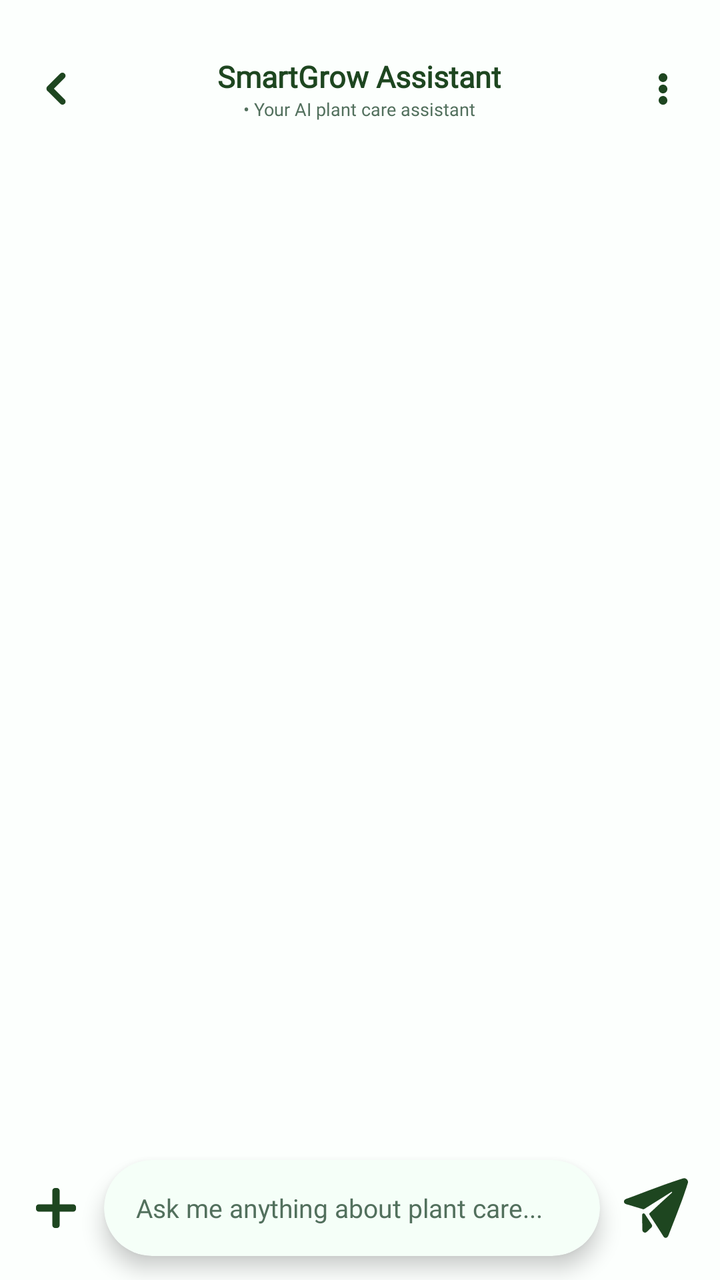
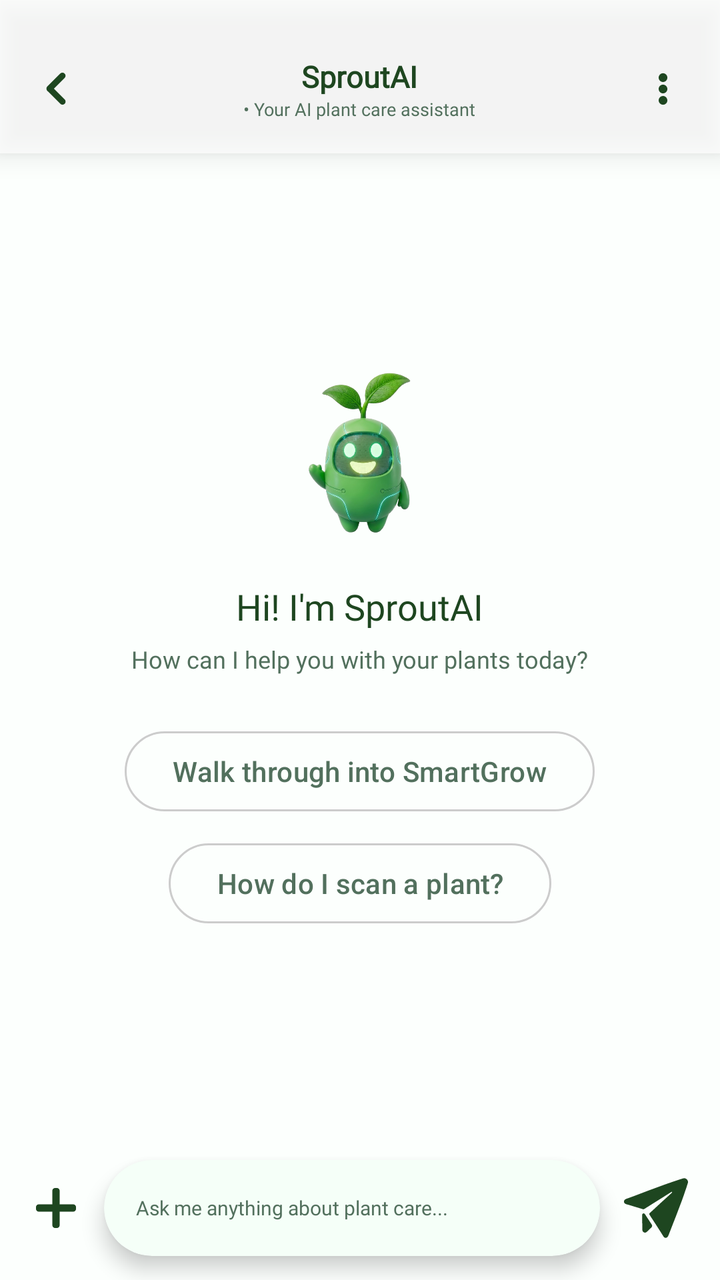

Screens rendered from an Android XML layout before and after an edit, with the pre-edit source and the edit as a unified diff.
<!-- AndroidManifest.xml: application theme Theme.SmartGrow -->
<!-- res/layout/activity_ai_chat.xml -->
<?xml version="1.0" encoding="utf-8"?>
<androidx.constraintlayout.widget.ConstraintLayout
    xmlns:android="http://schemas.android.com/apk/res/android"
    xmlns:app="http://schemas.android.com/apk/res-auto"
    xmlns:tools="http://schemas.android.com/tools"
    android:layout_width="match_parent"
    android:layout_height="match_parent"
    android:background="@color/profile_card_bg"
    android:clipChildren="false"
    android:clipToPadding="false">

    <androidx.constraintlayout.widget.ConstraintLayout
        android:layout_width="match_parent"
        android:layout_height="match_parent"
        android:clipChildren="false"
        android:clipToPadding="false">

        
        <androidx.constraintlayout.widget.ConstraintLayout
            android:id="@+id/layout_chat_header"
            android:layout_width="match_parent"
            android:layout_height="wrap_content"
            android:padding="16dp"
            app:layout_constraintTop_toTopOf="parent">

            
            <ImageView
                android:id="@+id/ib_back_arrow"
                android:layout_width="24dp"
                android:layout_height="24dp"
                android:layout_marginTop="12dp"
                android:background="?attr/selectableItemBackgroundBorderless"
                android:clickable="true"
                android:focusable="true"
                android:padding="4dp"
                android:src="@drawable/ic_back"
                app:tint="@color/profile_title_color"
                app:layout_constraintTop_toTopOf="parent"
                app:layout_constraintStart_toStartOf="parent"
                app:layout_constraintBottom_toBottomOf="parent"
                android:contentDescription="Back button"/>

            
            <LinearLayout
                android:layout_width="0dp"
                android:layout_height="wrap_content"
                android:orientation="vertical"
                android:gravity="center_horizontal"
                android:layout_marginHorizontal="8dp"
                app:layout_constraintTop_toTopOf="@id/ib_back_arrow"
                app:layout_constraintBottom_toBottomOf="@id/ib_back_arrow"
                app:layout_constraintStart_toEndOf="@id/ib_back_arrow"
                app:layout_constraintEnd_toStartOf="@id/ib_chat_menu"
                tools:ignore="UseCompoundDrawables">

                <TextView
                    android:layout_width="wrap_content"
                    android:layout_height="wrap_content"
                    android:text="SmartGrow Assistant"
                    android:textColor="@color/profile_title_color"
                    android:textSize="15sp"
                    android:textStyle="bold"
                    android:fontFamily="@font/inter_extrabold"
                    android:gravity="center"/>

                <TextView
                    android:id="@+id/tv_assistant_status"
                    android:layout_width="wrap_content"
                    android:layout_height="wrap_content"
                    android:text="• Your AI plant care assistant"
                    android:textColor="@color/text_secondary"
                    android:textSize="9sp"
                    android:fontFamily="@font/inter_semibold"
                    android:gravity="center"/>
            </LinearLayout>

            
            <ImageView
                android:id="@+id/ib_chat_menu"
                android:layout_width="25dp"
                android:layout_height="25dp"
                android:background="?attr/selectableItemBackgroundBorderless"
                android:src="@drawable/ic_more_vert"
                app:tint="@color/profile_title_color"
                android:padding="2dp"
                app:layout_constraintTop_toTopOf="@id/ib_back_arrow"
                app:layout_constraintBottom_toBottomOf="@id/ib_back_arrow"
                app:layout_constraintEnd_toEndOf="parent"
                android:contentDescription="Menu"/>

        </androidx.constraintlayout.widget.ConstraintLayout>

        
        <androidx.recyclerview.widget.RecyclerView
            android:id="@+id/rv_chat_messages_list"
            android:layout_width="match_parent"
            android:layout_height="0dp"
            android:clipToPadding="false"
            android:padding="16dp"
            android:overScrollMode="never"
            app:layout_constraintTop_toBottomOf="@id/layout_chat_header"
            app:layout_constraintBottom_toTopOf="@id/layout_image_preview_container" />

        
        <androidx.constraintlayout.widget.ConstraintLayout
            android:id="@+id/layout_image_preview_container"
            android:layout_width="match_parent"
            android:layout_height="wrap_content"
            android:paddingHorizontal="16dp"
            android:paddingTop="8dp"
            android:visibility="gone"
            app:layout_constraintBottom_toTopOf="@id/layout_input_bar">

            <com.google.android.material.card.MaterialCardView
                android:id="@+id/card_preview_image"
                android:layout_width="72dp"
                android:layout_height="72dp"
                app:cardCornerRadius="12dp"
                app:strokeWidth="1dp"
                app:strokeColor="@color/divider"
                app:cardBackgroundColor="@color/profile_card_bg"
                app:layout_constraintStart_toStartOf="parent"
                app:layout_constraintTop_toTopOf="parent"
                app:layout_constraintBottom_toBottomOf="parent">

                <ImageView
                    android:id="@+id/iv_preview_selected_image"
                    android:layout_width="match_parent"
                    android:layout_height="match_parent"
                    android:scaleType="centerCrop"
                    android:contentDescription="Selected image preview"/>
            </com.google.android.material.card.MaterialCardView>

            <ImageView
                android:id="@+id/ib_remove_preview_image"
                android:layout_width="24dp"
                android:layout_height="24dp"
                android:src="@drawable/ic_tips_x"
                android:backgroundTint="@color/text_secondary"
                app:layout_constraintTop_toTopOf="@id/card_preview_image"
                app:layout_constraintEnd_toEndOf="@id/card_preview_image"
                android:contentDescription="Remove image"/>
        </androidx.constraintlayout.widget.ConstraintLayout>

        
        <androidx.constraintlayout.widget.ConstraintLayout
            android:id="@+id/layout_input_bar"
            android:layout_width="match_parent"
            android:layout_height="wrap_content"
            android:paddingHorizontal="16dp"
            android:paddingVertical="12dp"
            android:clipChildren="false"
            android:clipToPadding="false"
            app:layout_constraintBottom_toBottomOf="parent">

            
            <ImageView
                android:id="@+id/ib_chat_attach"
                android:layout_width="24dp"
                android:layout_height="24dp"
                android:padding="2dp"
                android:background="?attr/selectableItemBackgroundBorderless"
                android:contentDescription="Attach Media or Image Source"
                android:src="@drawable/ic_plus"
                app:layout_constraintBottom_toBottomOf="parent"
                app:layout_constraintStart_toStartOf="parent"
                app:layout_constraintTop_toTopOf="parent"
                app:tint="@color/profile_title_color" />

            
            <com.google.android.material.card.MaterialCardView
                android:layout_width="0dp"
                android:layout_height="48dp"
                android:layout_marginStart="12dp"
                android:layout_marginEnd="12dp"
                app:cardCornerRadius="24dp"
                app:cardBackgroundColor="@color/app_background"
                app:strokeWidth="0dp"
                app:cardElevation="6dp"
                app:layout_constraintTop_toTopOf="parent"
                app:layout_constraintBottom_toBottomOf="parent"
                app:layout_constraintStart_toEndOf="@id/ib_chat_attach"
                app:layout_constraintEnd_toStartOf="@id/ib_send_message">

                <EditText
                    android:id="@+id/et_chat_input"
                    android:layout_width="match_parent"
                    android:layout_height="match_parent"
                    android:hint="Ask me anything about plant care..."
                    android:textColorHint="@color/text_secondary"
                    android:textColor="@color/profile_title_color"
                    android:textSize="13sp"
                    android:fontFamily="@font/inter_semibold"
                    android:background="@android:color/transparent"
                    android:paddingHorizontal="16dp"
                    android:inputType="textCapSentences"
                    android:maxLines="3"
                    android:importantForAutofill="no"/>
            </com.google.android.material.card.MaterialCardView>

            
            <ImageButton
                android:id="@+id/ib_send_message"
                android:layout_width="32dp"
                android:layout_height="32dp"
                android:background="?attr/selectableItemBackgroundBorderless"
                android:src="@drawable/ic_send"
                android:scaleType="centerInside"
                app:tint="@color/primary_green"
                app:layout_constraintTop_toTopOf="parent"
                app:layout_constraintBottom_toBottomOf="parent"
                app:layout_constraintEnd_toEndOf="parent"
                android:contentDescription="Send message"/>

        </androidx.constraintlayout.widget.ConstraintLayout>

    </androidx.constraintlayout.widget.ConstraintLayout>
</androidx.constraintlayout.widget.ConstraintLayout>
<!-- resources referenced by this layout -->
<resources>
  <color name="app_background">#F5FFF8</color>
  <color name="divider">#CCCCCC</color>
  <color name="primary_green">#1e4620</color>
  <color name="profile_card_bg">#B3FFFFFF</color>
  <color name="profile_title_color">#1e4620</color>
  <color name="text_secondary">#52705D</color>
  <!-- drawable ic_more_vert (drawable) -->
  <vector xmlns:android="http://schemas.android.com/apk/res/android"
      android:width="512dp"
      android:height="512dp"
      android:viewportWidth="512"
      android:viewportHeight="512">
    <path
        android:pathData="M250.42,64.23C257.69,63.38 265.65,64.26 272.5,66.69C288.64,72.41 301.57,84.66 306.85,101.18C316.38,130.93 296.56,164.97 265.35,169.86C257.38,171.11 248.63,171.04 240.93,168.46C224.21,162.86 210.64,150.62 205.15,133.54C194.87,101.56 217.64,68.06 250.42,64.23ZM249.02,203.11C257.05,202.2 265.83,202.71 273.38,205.66C289.3,211.88 301.11,223.32 306.79,239.63C317.58,270.64 294.94,304.4 263.3,308.84C256.17,309.85 248.82,309.15 241.92,307.3C196.12,295.02 188.3,229.98 231.46,208.76C236.99,206.04 242.82,203.81 249.02,203.11ZM252.3,341.53C259.77,340.9 267.61,342.03 274.58,344.75C317.02,361.36 321.92,421.36 280.13,442.15C274.23,445.08 267.75,447.22 261.14,447.81C253.97,448.44 246.26,447.76 239.5,445.3C195.73,429.42 189.22,370.94 230.66,347.79C237.31,344.08 244.72,342.16 252.3,341.53Z"
        android:strokeLineJoin="round"
        android:strokeWidth="0.25"
        android:fillColor="#000000"
        android:fillType="evenOdd"
        android:strokeColor="#000000"/>
  </vector>
  <style name="Theme.SmartGrow" parent="Base.Theme.SmartGrow" />
  <style name="Base.Theme.SmartGrow" parent="Theme.Material3.DayNight.NoActionBar">
          <item name="android:windowBackground">@color/app_background</item>
          <item name="android:windowDisablePreview">true</item>
  
          
          <item name="android:statusBarColor">@color/app_background</item>
          <item name="android:windowLightStatusBar">true</item>
  
          
          <item name="android:navigationBarColor">@color/app_background</item>
          <item name="android:windowLightNavigationBar" ns0:targetApi="o_mr1">true</item>
  
          <item name="android:windowDrawsSystemBarBackgrounds">true</item>
          <item name="android:windowTranslucentStatus">false</item>
          <item name="android:windowTranslucentNavigation">false</item>
  
          
          <item name="popupMenuStyle">@style/ModernPopupMenuStyle</item>
      </style>
  <style name="ModernPopupMenuStyle" parent="Widget.Material3.PopupMenu">
          <item name="android:popupBackground">@android:color/white</item>
      </style>
  <!-- unchanged entries left out for length: 4 -->
</resources>

<!-- the commit's change to res/layout/activity_ai_chat.xml (unified diff, before → after) -->
@@ -2,7 +2,7 @@
 <androidx.constraintlayout.widget.ConstraintLayout
     xmlns:android="http://schemas.android.com/apk/res/android"
     xmlns:app="http://schemas.android.com/apk/res-auto"
-    xmlns:tools="http://schemas.android.com/tools"
+    xmlns:tools="http://schemas.github.com/tools"
     android:layout_width="match_parent"
     android:layout_height="match_parent"
     android:background="@color/profile_card_bg"
@@ -21,6 +21,8 @@
             android:layout_width="match_parent"
             android:layout_height="wrap_content"
             android:padding="16dp"
+            android:background="@color/profile_card_bg"
+            android:elevation="8dp"
             app:layout_constraintTop_toTopOf="parent">
 
             
@@ -56,7 +58,7 @@
                 <TextView
                     android:layout_width="wrap_content"
                     android:layout_height="wrap_content"
-                    android:text="SmartGrow Assistant"
+                    android:text="SproutAI"
                     android:textColor="@color/profile_title_color"
                     android:textSize="15sp"
                     android:textStyle="bold"
@@ -74,7 +76,6 @@
                     android:gravity="center"/>
             </LinearLayout>
 
-            
             <ImageView
                 android:id="@+id/ib_chat_menu"
                 android:layout_width="25dp"
@@ -91,15 +92,85 @@
         </androidx.constraintlayout.widget.ConstraintLayout>
 
         
+        <LinearLayout
+            android:id="@+id/layout_center_welcome"
+            android:layout_width="0dp"
+            android:layout_height="0dp"
+            android:orientation="vertical"
+            android:gravity="center"
+            android:padding="24dp"
+            android:visibility="visible"
+            app:layout_constraintTop_toBottomOf="@id/layout_chat_header"
+            app:layout_constraintBottom_toTopOf="@id/layout_input_bar"
+            app:layout_constraintStart_toStartOf="parent"
+            app:layout_constraintEnd_toEndOf="parent">
+
+            <ImageView
+                android:id="@+id/ivSproutAI"
+                android:layout_width="96dp"
+                android:layout_height="96dp"
+                android:src="@drawable/bot_welcoming"
+                android:scaleType="centerInside"
+                android:contentDescription="Bot Welcome Icon"/>
+
+            <TextView
+                android:layout_width="wrap_content"
+                android:layout_height="wrap_content"
+                android:layout_marginTop="16dp"
+                android:text="Hi! I'm SproutAI"
+                android:textColor="@color/profile_title_color"
+                android:textSize="18sp"
+                android:fontFamily="@font/inter_extrabold"
+                android:gravity="center"/>
+
+            <TextView
+                android:layout_width="wrap_content"
+                android:layout_height="wrap_content"
+                android:layout_marginTop="6dp"
+                android:text="How can I help you with your plants today?"
+                android:textColor="@color/text_secondary"
+                android:textSize="12sp"
+                android:fontFamily="@font/inter_semibold"
+                android:gravity="center"/>
+
+            <com.google.android.material.button.MaterialButton
+                android:id="@+id/btn_welcome_walkthrough"
+                android:layout_width="wrap_content"
+                android:layout_height="wrap_content"
+                android:layout_marginTop="24dp"
+                app:strokeColor="@color/divider"
+                app:strokeWidth="1dp"
+                android:textColor="@color/text_secondary"
+                android:text="Walk through into SmartGrow"
+                style="?attr/materialButtonOutlinedStyle"
+                app:cornerRadius="20dp"/>
+
+            <com.google.android.material.button.MaterialButton
+                android:id="@+id/btn_welcome_scan"
+                android:layout_width="wrap_content"
+                android:layout_height="wrap_content"
+                android:layout_marginTop="8dp"
+                app:strokeColor="@color/divider"
+                app:strokeWidth="1dp"
+                android:text="How do I scan a plant?"
+                android:textColor="@color/text_secondary"
+                style="?attr/materialButtonOutlinedStyle"
+                app:cornerRadius="20dp"/>
+
+        </LinearLayout>
+
         <androidx.recyclerview.widget.RecyclerView
             android:id="@+id/rv_chat_messages_list"
             android:layout_width="match_parent"
             android:layout_height="0dp"
             android:clipToPadding="false"
-            android:padding="16dp"
             android:overScrollMode="never"
-            app:layout_constraintTop_toBottomOf="@id/layout_chat_header"
-            app:layout_constraintBottom_toTopOf="@id/layout_image_preview_container" />
+            android:paddingHorizontal="16dp"
+            android:paddingTop="8dp"
+            android:paddingBottom="16dp"
+            android:visibility="gone"
+            app:layout_constraintBottom_toTopOf="@id/layout_image_preview_container"
+            app:layout_constraintTop_toBottomOf="@id/layout_chat_header" />
 
         
         <androidx.constraintlayout.widget.ConstraintLayout
@@ -167,7 +238,6 @@
                 app:layout_constraintTop_toTopOf="parent"
                 app:tint="@color/profile_title_color" />
 
-            
             <com.google.android.material.card.MaterialCardView
                 android:layout_width="0dp"
                 android:layout_height="48dp"
@@ -189,7 +259,7 @@
                     android:hint="Ask me anything about plant care..."
                     android:textColorHint="@color/text_secondary"
                     android:textColor="@color/profile_title_color"
-                    android:textSize="13sp"
+                    android:textSize="10sp"
                     android:fontFamily="@font/inter_semibold"
                     android:background="@android:color/transparent"
                     android:paddingHorizontal="16dp"
<!-- resource entries referenced after the edit -->
@@ -6,6 +6,7 @@
   <color name="profile_card_bg">#B3FFFFFF</color>
   <color name="profile_title_color">#1e4620</color>
   <color name="text_secondary">#52705D</color>
+  <!-- drawable bot_welcoming: png bitmap (drawable, 220110 bytes) -->
   <!-- drawable ic_more_vert (drawable) -->
   <vector xmlns:android="http://schemas.android.com/apk/res/android"
       android:width="512dp"
